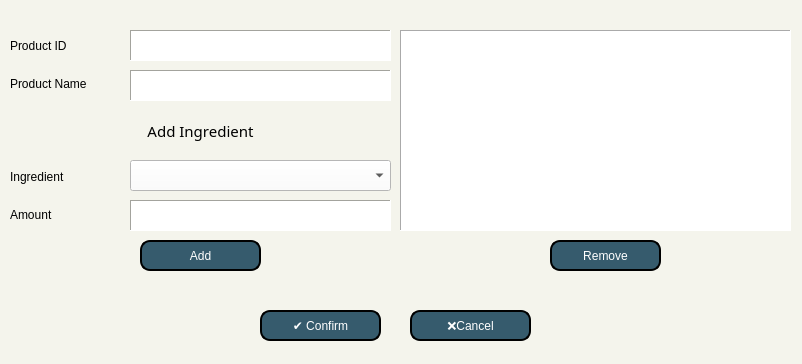
This is addPrNew.ui in ongchangco/Economystique2 as Qt 5 draws it before an edit. The edited form follows.
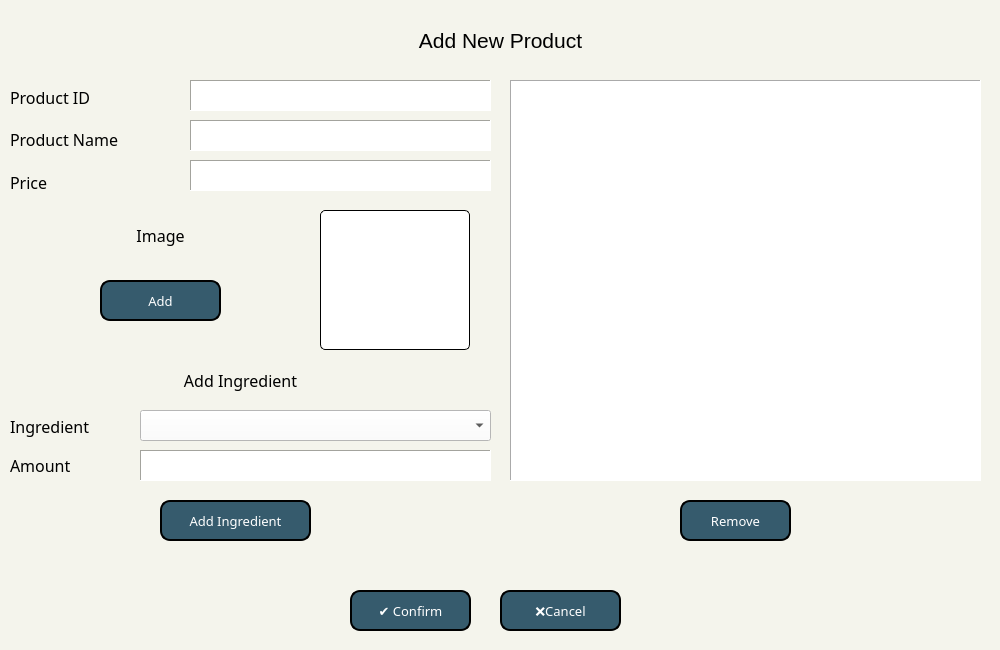
This is the edited form. Icons and pictures are not drawn.

Commit message: Economystique 1.2.2 Adding New Product now also requires an image and price

```diff
--- a/addPrNew.ui
+++ b/addPrNew.ui
@@ -6,8 +6,8 @@
    <rect>
     <x>0</x>
     <y>0</y>
-    <width>802</width>
-    <height>364</height>
+    <width>1000</width>
+    <height>650</height>
    </rect>
   </property>
   <property name="windowTitle">
@@ -23,12 +23,18 @@
   <widget class="QPushButton" name="btnRemove">
    <property name="geometry">
     <rect>
-     <x>550</x>
-     <y>240</y>
+     <x>680</x>
+     <y>500</y>
      <width>111</width>
-     <height>31</height>
+     <height>41</height>
     </rect>
    </property>
+   <property name="font">
+    <font>
+     <family>Century Gothic</family>
+     <pointsize>10</pointsize>
+    </font>
+   </property>
    <property name="styleSheet">
     <string notr="true">QPushButton{
 	background: #365b6d;
@@ -54,12 +60,18 @@
   <widget class="QPushButton" name="btnCancel">
    <property name="geometry">
     <rect>
-     <x>410</x>
-     <y>310</y>
+     <x>500</x>
+     <y>590</y>
      <width>121</width>
-     <height>31</height>
+     <height>41</height>
     </rect>
    </property>
+   <property name="font">
+    <font>
+     <family>Century Gothic</family>
+     <pointsize>10</pointsize>
+    </font>
+   </property>
    <property name="styleSheet">
     <string notr="true">QPushButton{
 	background: #365b6d;
@@ -85,12 +97,18 @@
   <widget class="QPushButton" name="btnConfirm">
    <property name="geometry">
     <rect>
-     <x>260</x>
-     <y>310</y>
+     <x>350</x>
+     <y>590</y>
      <width>121</width>
-     <height>31</height>
+     <height>41</height>
     </rect>
    </property>
+   <property name="font">
+    <font>
+     <family>Century Gothic</family>
+     <pointsize>10</pointsize>
+    </font>
+   </property>
    <property name="styleSheet">
     <string notr="true">QPushButton{
 	background: #365b6d;
@@ -116,12 +134,18 @@
   <widget class="QPushButton" name="btnAdd">
    <property name="geometry">
     <rect>
-     <x>140</x>
-     <y>240</y>
-     <width>121</width>
-     <height>31</height>
+     <x>160</x>
+     <y>500</y>
+     <width>151</width>
+     <height>41</height>
     </rect>
    </property>
+   <property name="font">
+    <font>
+     <family>Century Gothic</family>
+     <pointsize>10</pointsize>
+    </font>
+   </property>
    <property name="styleSheet">
     <string notr="true">QPushButton{
 	background: #365b6d;
@@ -141,16 +165,16 @@
 }</string>
    </property>
    <property name="text">
-    <string>Add</string>
+    <string>Add Ingredient</string>
    </property>
   </widget>
   <widget class="QTableWidget" name="tabPrIngredients">
    <property name="geometry">
     <rect>
-     <x>400</x>
-     <y>30</y>
-     <width>391</width>
-     <height>201</height>
+     <x>510</x>
+     <y>80</y>
+     <width>471</width>
+     <height>401</height>
     </rect>
    </property>
    <property name="sizePolicy">
@@ -161,8 +185,8 @@
    </property>
    <property name="maximumSize">
     <size>
-     <width>771</width>
-     <height>351</height>
+     <width>16777215</width>
+     <height>16777215</height>
     </size>
    </property>
    <property name="styleSheet">
@@ -176,14 +200,26 @@
    <property name="geometry">
     <rect>
      <x>10</x>
-     <y>29</y>
-     <width>111</width>
-     <height>71</height>
+     <y>79</y>
+     <width>171</width>
+     <height>121</height>
     </rect>
    </property>
+   <property name="font">
+    <font>
+     <family>Century Gothic</family>
+     <pointsize>12</pointsize>
+    </font>
+   </property>
    <layout class="QVBoxLayout" name="verticalLayout">
     <item>
      <widget class="QLabel" name="label_11">
+      <property name="font">
+       <font>
+        <family>Century Gothic</family>
+        <pointsize>12</pointsize>
+       </font>
+      </property>
       <property name="text">
        <string>Product ID</string>
       </property>
@@ -191,25 +227,56 @@
     </item>
     <item>
      <widget class="QLabel" name="label_12">
+      <property name="font">
+       <font>
+        <family>Century Gothic</family>
+        <pointsize>12</pointsize>
+       </font>
+      </property>
       <property name="text">
        <string>Product Name</string>
       </property>
      </widget>
     </item>
+    <item>
+     <widget class="QLabel" name="label_17">
+      <property name="font">
+       <font>
+        <family>Century Gothic</family>
+        <pointsize>12</pointsize>
+       </font>
+      </property>
+      <property name="text">
+       <string>Price</string>
+      </property>
+     </widget>
+    </item>
    </layout>
   </widget>
   <widget class="QWidget" name="verticalLayoutWidget_2">
    <property name="geometry">
     <rect>
      <x>10</x>
-     <y>160</y>
-     <width>111</width>
+     <y>410</y>
+     <width>121</width>
      <height>71</height>
     </rect>
    </property>
+   <property name="font">
+    <font>
+     <family>Century Gothic</family>
+     <pointsize>12</pointsize>
+    </font>
+   </property>
    <layout class="QVBoxLayout" name="verticalLayout_2">
     <item>
      <widget class="QLabel" name="label_14">
+      <property name="font">
+       <font>
+        <family>Century Gothic</family>
+        <pointsize>12</pointsize>
+       </font>
+      </property>
       <property name="text">
        <string>Ingredient</string>
       </property>
@@ -217,6 +284,12 @@
     </item>
     <item>
      <widget class="QLabel" name="label_15">
+      <property name="font">
+       <font>
+        <family>Century Gothic</family>
+        <pointsize>12</pointsize>
+       </font>
+      </property>
       <property name="text">
        <string>Amount</string>
       </property>
@@ -228,15 +301,15 @@
    <property name="geometry">
     <rect>
      <x>10</x>
-     <y>110</y>
-     <width>381</width>
+     <y>360</y>
+     <width>461</width>
      <height>41</height>
     </rect>
    </property>
    <property name="font">
     <font>
      <family>Century Gothic</family>
-     <pointsize>11</pointsize>
+     <pointsize>12</pointsize>
     </font>
    </property>
    <property name="text">
@@ -249,12 +322,18 @@
   <widget class="QComboBox" name="cbItems">
    <property name="geometry">
     <rect>
-     <x>130</x>
-     <y>160</y>
-     <width>261</width>
+     <x>140</x>
+     <y>410</y>
+     <width>351</width>
      <height>31</height>
     </rect>
    </property>
+   <property name="font">
+    <font>
+     <family>Century Gothic</family>
+     <pointsize>8</pointsize>
+    </font>
+   </property>
    <property name="styleSheet">
     <string notr="true">background: white;</string>
    </property>
@@ -262,9 +341,9 @@
   <widget class="QFrame" name="frame">
    <property name="geometry">
     <rect>
-     <x>130</x>
-     <y>30</y>
-     <width>261</width>
+     <x>190</x>
+     <y>80</y>
+     <width>301</width>
      <height>31</height>
     </rect>
    </property>
@@ -295,6 +374,12 @@
         <verstretch>0</verstretch>
        </sizepolicy>
       </property>
+      <property name="font">
+       <font>
+        <family>Century Gothic</family>
+        <pointsize>12</pointsize>
+       </font>
+      </property>
       <property name="autoFillBackground">
        <bool>false</bool>
       </property>
@@ -314,9 +399,9 @@
   <widget class="QFrame" name="frame_2">
    <property name="geometry">
     <rect>
-     <x>130</x>
-     <y>70</y>
-     <width>261</width>
+     <x>190</x>
+     <y>120</y>
+     <width>301</width>
      <height>31</height>
     </rect>
    </property>
@@ -347,6 +432,12 @@
         <verstretch>0</verstretch>
        </sizepolicy>
       </property>
+      <property name="font">
+       <font>
+        <family>Century Gothic</family>
+        <pointsize>12</pointsize>
+       </font>
+      </property>
       <property name="autoFillBackground">
        <bool>false</bool>
       </property>
@@ -366,9 +457,9 @@
   <widget class="QFrame" name="frame_3">
    <property name="geometry">
     <rect>
-     <x>130</x>
-     <y>200</y>
-     <width>261</width>
+     <x>140</x>
+     <y>450</y>
+     <width>351</width>
      <height>31</height>
     </rect>
    </property>
@@ -398,6 +489,174 @@
         <horstretch>0</horstretch>
         <verstretch>0</verstretch>
        </sizepolicy>
+      </property>
+      <property name="font">
+       <font>
+        <family>Century Gothic</family>
+        <pointsize>12</pointsize>
+       </font>
+      </property>
+      <property name="autoFillBackground">
+       <bool>false</bool>
+      </property>
+      <property name="styleSheet">
+       <string notr="true">background: white;</string>
+      </property>
+      <property name="frame">
+       <bool>false</bool>
+      </property>
+      <property name="alignment">
+       <set>Qt::AlignCenter</set>
+      </property>
+     </widget>
+    </item>
+   </layout>
+  </widget>
+  <widget class="QLabel" name="label_9">
+   <property name="geometry">
+    <rect>
+     <x>20</x>
+     <y>10</y>
+     <width>961</width>
+     <height>61</height>
+    </rect>
+   </property>
+   <property name="font">
+    <font>
+     <pointsize>16</pointsize>
+    </font>
+   </property>
+   <property name="text">
+    <string>Add New Product</string>
+   </property>
+   <property name="alignment">
+    <set>Qt::AlignCenter</set>
+   </property>
+  </widget>
+  <widget class="QLabel" name="label_13">
+   <property name="geometry">
+    <rect>
+     <x>10</x>
+     <y>220</y>
+     <width>301</width>
+     <height>31</height>
+    </rect>
+   </property>
+   <property name="font">
+    <font>
+     <family>Century Gothic</family>
+     <pointsize>12</pointsize>
+    </font>
+   </property>
+   <property name="text">
+    <string>Image</string>
+   </property>
+   <property name="alignment">
+    <set>Qt::AlignCenter</set>
+   </property>
+  </widget>
+  <widget class="QLabel" name="lblImage">
+   <property name="geometry">
+    <rect>
+     <x>320</x>
+     <y>210</y>
+     <width>150</width>
+     <height>140</height>
+    </rect>
+   </property>
+   <property name="styleSheet">
+    <string notr="true">background: #ffffff;
+border: 1px solid black;
+border-radius: 5px;</string>
+   </property>
+   <property name="text">
+    <string/>
+   </property>
+   <property name="pixmap">
+    <pixmap>img/cake_default.png</pixmap>
+   </property>
+   <property name="scaledContents">
+    <bool>true</bool>
+   </property>
+  </widget>
+  <widget class="QPushButton" name="btnImage">
+   <property name="geometry">
+    <rect>
+     <x>100</x>
+     <y>280</y>
+     <width>121</width>
+     <height>41</height>
+    </rect>
+   </property>
+   <property name="font">
+    <font>
+     <family>Century Gothic</family>
+     <pointsize>10</pointsize>
+    </font>
+   </property>
+   <property name="styleSheet">
+    <string notr="true">QPushButton{
+	background: #365b6d;
+	color: white;
+	border-style: outset;
+	border-width: 2px;
+	border-radius:10px;
+	border-color: black;
+}
+QPushButton:hover {
+    background-color: #53786d;
+	border: 2px solid black;
+}
+QPushButton:pressed {
+    border-style: inset;
+    background-color: #365b6d;
+}</string>
+   </property>
+   <property name="text">
+    <string>Add</string>
+   </property>
+  </widget>
+  <widget class="QFrame" name="frame_4">
+   <property name="geometry">
+    <rect>
+     <x>190</x>
+     <y>160</y>
+     <width>301</width>
+     <height>31</height>
+    </rect>
+   </property>
+   <property name="frameShape">
+    <enum>QFrame::Panel</enum>
+   </property>
+   <property name="frameShadow">
+    <enum>QFrame::Sunken</enum>
+   </property>
+   <layout class="QGridLayout" name="gridLayout_4">
+    <property name="leftMargin">
+     <number>0</number>
+    </property>
+    <property name="topMargin">
+     <number>0</number>
+    </property>
+    <property name="rightMargin">
+     <number>0</number>
+    </property>
+    <property name="bottomMargin">
+     <number>0</number>
+    </property>
+    <item row="0" column="0">
+     <widget class="QLineEdit" name="lePrice">
+      <property name="sizePolicy">
+       <sizepolicy hsizetype="Expanding" vsizetype="Expanding">
+        <horstretch>0</horstretch>
+        <verstretch>0</verstretch>
+       </sizepolicy>
+      </property>
+      <property name="font">
+       <font>
+        <family>Century Gothic</family>
+        <pointsize>12</pointsize>
+       </font>
       </property>
       <property name="autoFillBackground">
        <bool>false</bool>
```
The commit also changes 13 other files.
